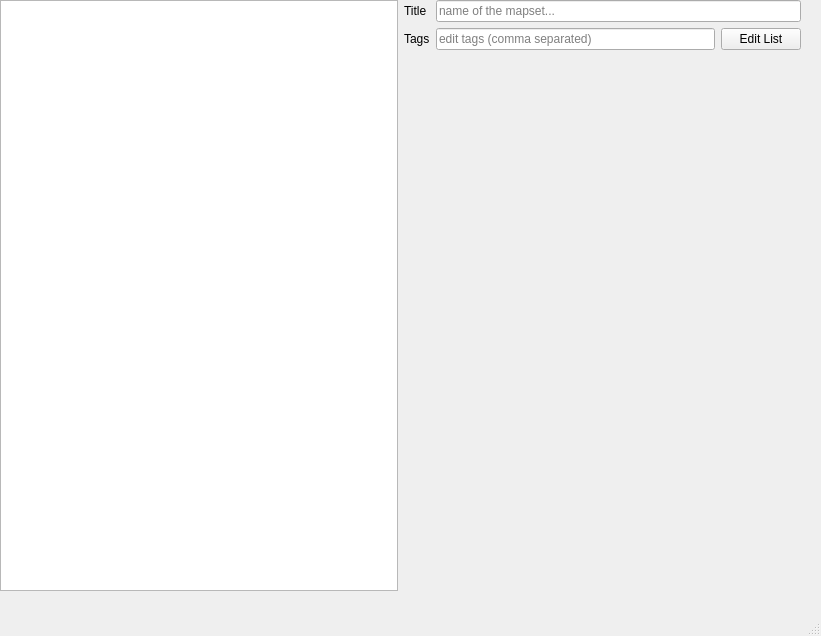
Before: the Qt Designer form src/mainwindow.ui in WilliamQiufeng/QuaverMetadataEditor, drawn with Qt 5.
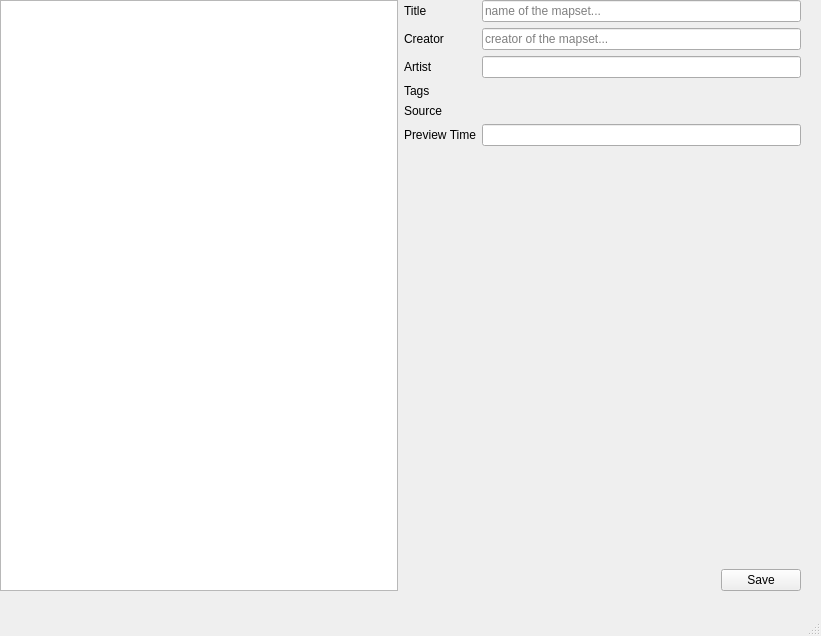
After: the same form once the commit is applied. Custom widgets are drawn as their Qt base class.

Commit message: Add some more fields, use QString all the way

```diff
--- a/src/mainwindow.ui
+++ b/src/mainwindow.ui
@@ -49,6 +49,8 @@
       <widget class="QListView" name="mapList"/>
      </item>
      <item>
+      <layout class="QVBoxLayout" name="formAndActions">
+       <item>
       <layout class="QFormLayout" name="formLayout">
        <item row="0" column="0">
         <widget class="QLabel" name="titleLabel">
@@ -64,29 +66,101 @@
          </property>
         </widget>
        </item>
-       <item row="1" column="0">
+         <item row="3" column="0">
         <widget class="QLabel" name="tagsLabel">
          <property name="text">
           <string>Tags</string>
          </property>
         </widget>
        </item>
+         <item row="4" column="0">
+          <widget class="QLabel" name="sourceLabel">
+           <property name="text">
+            <string>Source</string>
+           </property>
+          </widget>
+         </item>
+         <item row="4" column="1">
+          <widget class="ListField" name="sourceEdit" native="true"/>
+         </item>
+         <item row="1" column="0">
+          <widget class="QLabel" name="creatorLabel">
+           <property name="text">
+            <string>Creator</string>
+           </property>
+          </widget>
+         </item>
        <item row="1" column="1">
-        <layout class="QHBoxLayout" name="tagsEditLayout">
-         <item>
-          <widget class="MapStringEdit" name="tagsEdit">
-           <property name="toolTip">
-            <string>&lt;html&gt;&lt;head/&gt;&lt;body&gt;&lt;p&gt;edit tags (comma separated)&lt;/p&gt;&lt;/body&gt;&lt;/html&gt;</string>
-           </property>
+          <widget class="MapStringEdit" name="creatorEdit">
            <property name="placeholderText">
-            <string>edit tags (comma separated)</string>
+            <string>creator of the mapset...</string>
            </property>
           </widget>
          </item>
+         <item row="5" column="0">
+          <widget class="QLabel" name="previewTimeLabel">
+           <property name="text">
+            <string>Preview Time</string>
+           </property>
+          </widget>
+         </item>
+         <item row="5" column="1">
+          <widget class="MapStringEdit" name="previewTimeEdit">
+           <property name="inputMask">
+            <string/>
+           </property>
+          </widget>
+         </item>
+         <item row="2" column="0">
+          <widget class="QLabel" name="artistLabel">
+           <property name="text">
+            <string>Artist</string>
+           </property>
+          </widget>
+         </item>
+         <item row="2" column="1">
+          <widget class="MapStringEdit" name="artistEdit"/>
+         </item>
+         <item row="3" column="1">
+          <widget class="ListField" name="tagsEdit" native="true"/>
+         </item>
+        </layout>
+       </item>
          <item>
-          <widget class="ListEditButton" name="tagsListEdit">
+        <spacer name="verticalSpacer">
+         <property name="orientation">
+          <enum>Qt::Orientation::Vertical</enum>
+         </property>
+         <property name="sizeHint" stdset="0">
+          <size>
+           <width>20</width>
+           <height>40</height>
+          </size>
+         </property>
+        </spacer>
+       </item>
+       <item>
+        <layout class="QHBoxLayout" name="bottomToolbar">
+         <property name="bottomMargin">
+          <number>0</number>
+         </property>
+         <item>
+          <spacer name="horizontalSpacer">
+           <property name="orientation">
+            <enum>Qt::Orientation::Horizontal</enum>
+           </property>
+           <property name="sizeHint" stdset="0">
+            <size>
+             <width>40</width>
+             <height>20</height>
+            </size>
+           </property>
+          </spacer>
+         </item>
+         <item>
+          <widget class="QPushButton" name="save">
            <property name="text">
-            <string>Edit List</string>
+            <string>Save</string>
            </property>
           </widget>
          </item>
@@ -116,9 +190,10 @@
    <header>MapStringEdit.h</header>
   </customwidget>
   <customwidget>
-   <class>ListEditButton</class>
-   <extends>QPushButton</extends>
-   <header>ListEditButton.h</header>
+   <class>ListField</class>
+   <extends>QWidget</extends>
+   <header>ListField.h</header>
+   <container>1</container>
   </customwidget>
  </customwidgets>
  <resources/>
```
Lines whose indentation alone changed are shown as unchanged. The commit also changes 14 other files.
